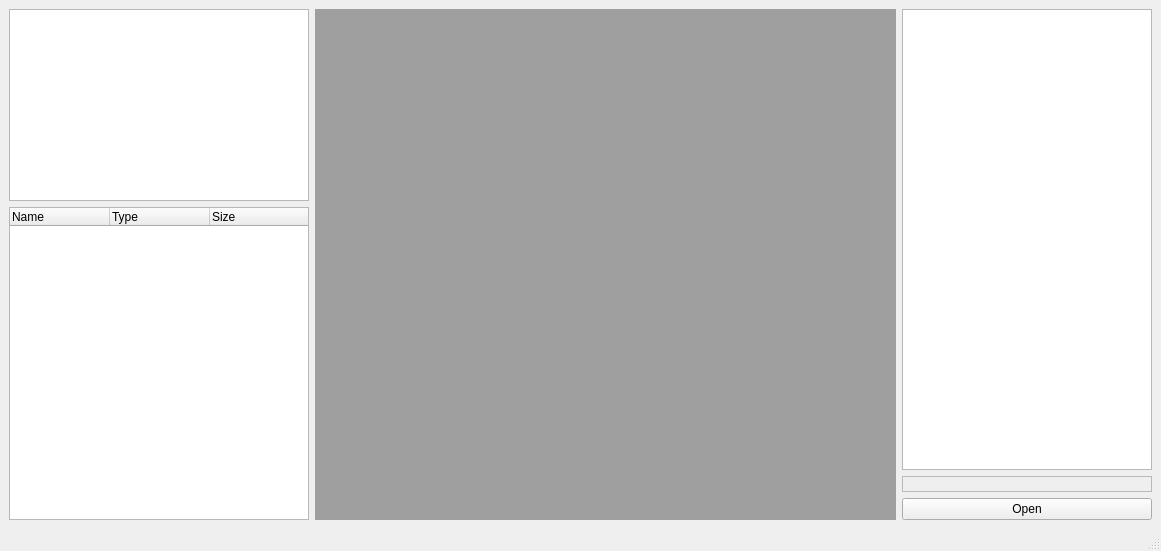
The window that main_window.ui (PicciMario/iPhone-Backup-Analyzer-2) describes before a commit, drawn with Qt 5.
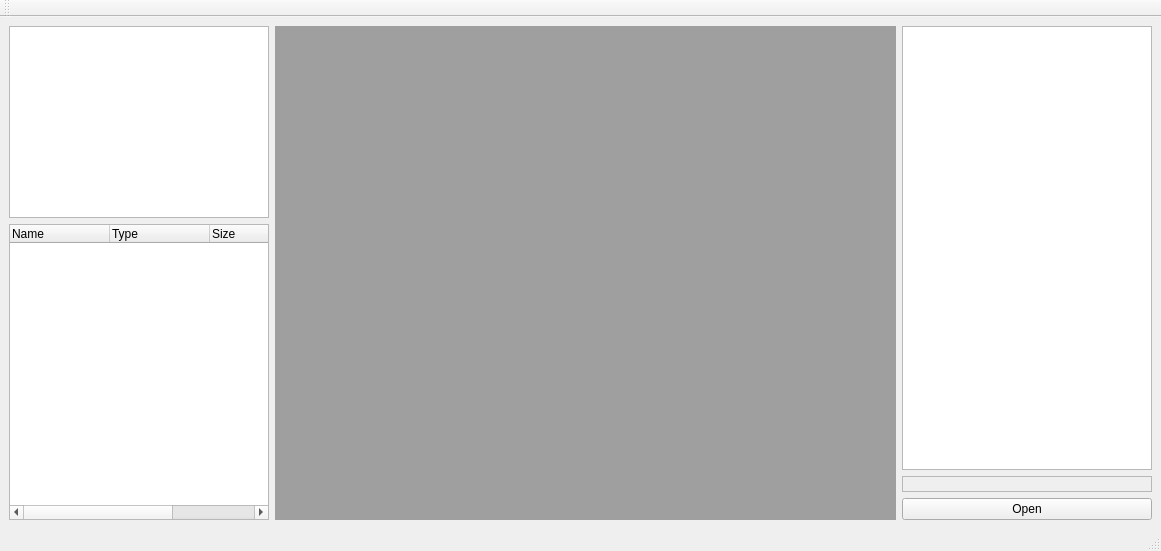
The same window after the commit.

Diff of the .ui file:
```diff
--- a/main_window.ui
+++ b/main_window.ui
@@ -21,7 +21,7 @@
        <widget class="QTextEdit" name="backupInfoText">
         <property name="minimumSize">
          <size>
-          <width>300</width>
+          <width>260</width>
           <height>0</height>
          </size>
         </property>
@@ -46,7 +46,7 @@
         </property>
         <property name="minimumSize">
          <size>
-          <width>300</width>
+          <width>260</width>
           <height>0</height>
          </size>
         </property>
@@ -57,7 +57,7 @@
          </size>
         </property>
         <property name="horizontalScrollBarPolicy">
-         <enum>Qt::ScrollBarAlwaysOff</enum>
+         <enum>Qt::ScrollBarAsNeeded</enum>
         </property>
         <property name="autoExpandDelay">
          <number>-1</number>
@@ -146,6 +146,17 @@
    </property>
   </widget>
   <widget class="QStatusBar" name="statusbar"/>
+  <widget class="QToolBar" name="toolBar">
+   <property name="windowTitle">
+    <string>toolBar</string>
+   </property>
+   <attribute name="toolBarArea">
+    <enum>TopToolBarArea</enum>
+   </attribute>
+   <attribute name="toolBarBreak">
+    <bool>false</bool>
+   </attribute>
+  </widget>
  </widget>
  <resources/>
  <connections/>
```
